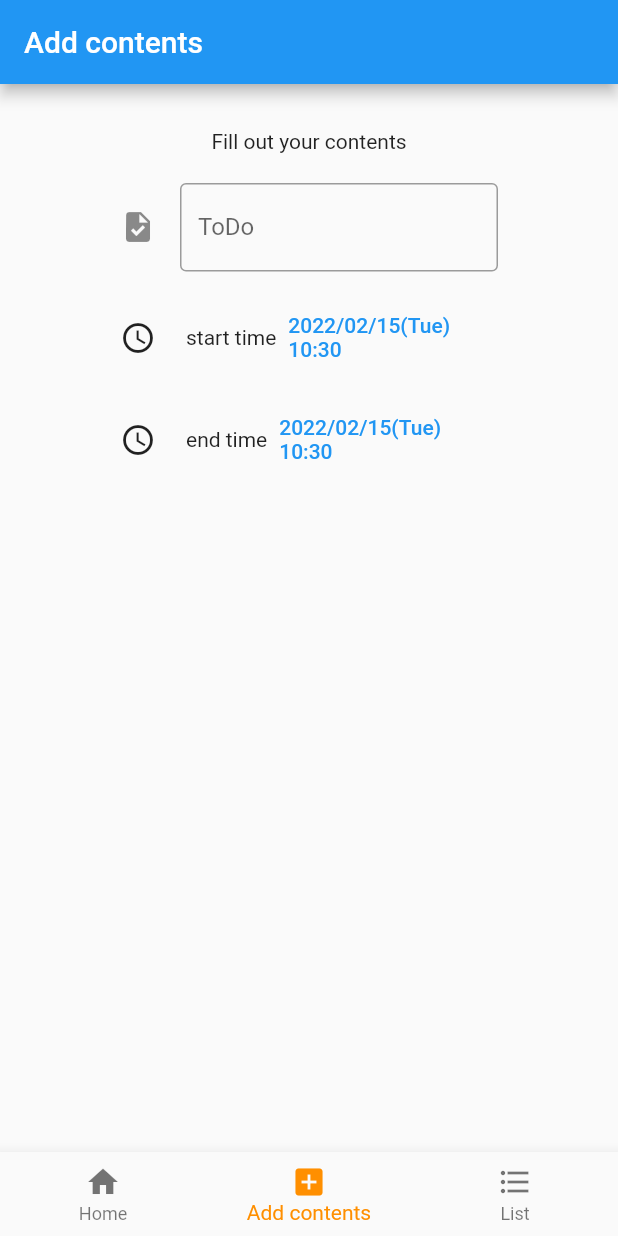
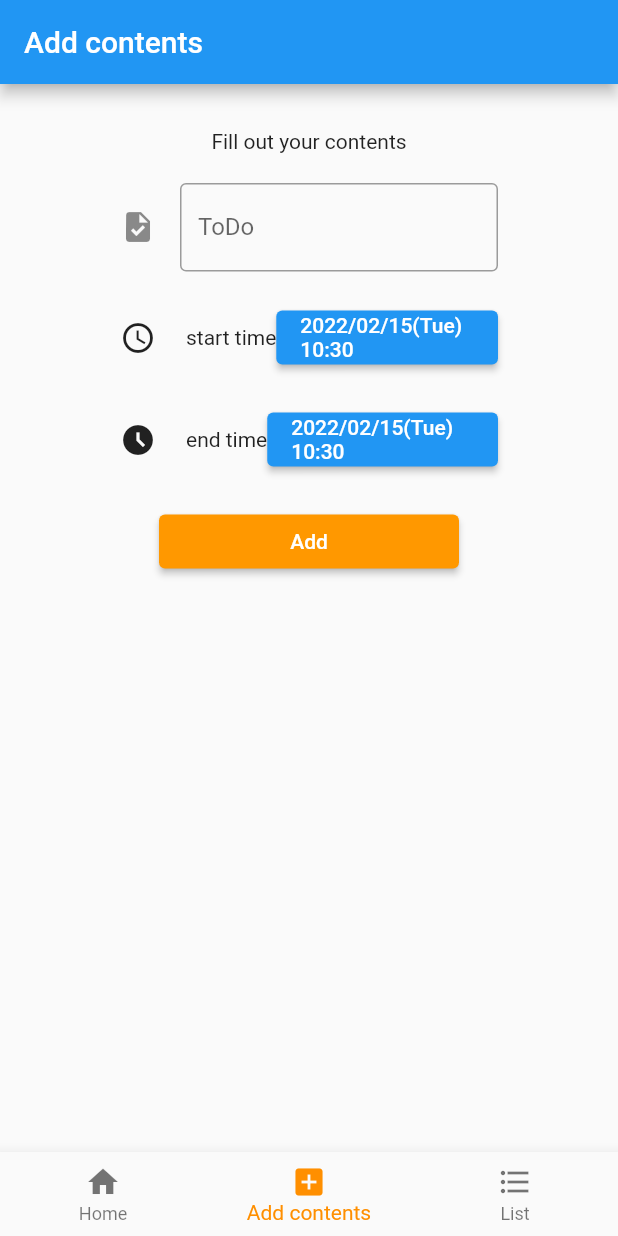
Before and after one commit to MionAoki/mgmt_app, a Flutter app: the screen it shows after launch, item 2 of the bottom bar chosen, on a phone screen of 412 x 824 dp. Run offline on Flutter 3.47's test engine with Material 2 defaults, Android fonts, the phone set to English and light mode, and no system bars; our stand-ins replace flutter_datetime_picker, sqflite; accounts and stored records are empty.

Commit message:
set add-button

```diff
--- a/lib/sample1.dart
+++ b/lib/sample1.dart
@@ -54,15 +54,21 @@ class _AddTextState extends State<AddText>{
             child:Text('Fill out your contents',textAlign:TextAlign.right),
           ),
 
+          //textbox
           Container(
             padding: const EdgeInsets.only(bottom:20),
-            child:new TextField(
+            child:new TextFormField(
               enabled: true,
               decoration: const InputDecoration(
                 border: OutlineInputBorder(),
                 icon: Icon(Icons.task),
                 labelText: 'ToDo',
               ),
+              /* ここエラー出る
+              validator:(String value) {
+                return value.isEmpty ? '必須入力です' : null;
+              },
+              */
               onChanged: _fillText,
             ),
           ),
@@ -80,7 +86,12 @@ class _AddTextState extends State<AddText>{
                 Text("start time"),
 
                 Expanded(
-                  child:TextButton(
+                  child:ElevatedButton(
+                    style: ElevatedButton.styleFrom(
+                      primary: Colors.blue,
+                      onPrimary: Colors.white,
+                      fixedSize: Size(200, 20), //button size
+                    ),
                     child: Text(formatter.format(_starttime),),
                     onPressed: (){
                       DatePicker.showDateTimePicker(
@@ -106,12 +117,16 @@ class _AddTextState extends State<AddText>{
               children:<Widget>[
                 Padding(
                   padding:const EdgeInsets.only(right:20),
-                  child:Icon(Icons.access_time,),
+                  child:Icon(Icons.access_time_filled,),
                 ),
                 Text("end time"),
 
                 Expanded(
-                  child:TextButton(
+                  child:ElevatedButton(
+                    style: ElevatedButton.styleFrom(
+                      primary: Colors.blue,
+                      onPrimary: Colors.white,
+                    ),
                     child: Text(formatter.format(_endtime),),
                     onPressed: (){
                       DatePicker.showDateTimePicker(
@@ -131,6 +146,18 @@ class _AddTextState extends State<AddText>{
             ),//child end
           ), //containar end
 
+          Container(
+            margin: const EdgeInsets.only(top:20,bottom:20),
+            child:ElevatedButton(
+              style: ElevatedButton.styleFrom(
+                primary: Colors.orange,
+                onPrimary: Colors.white,
+                fixedSize: Size(200, 20),
+              ),
+              child: Text('Add'),
+              onPressed: (){},
+            ),
+          ),
 
         ],
       ),
```
